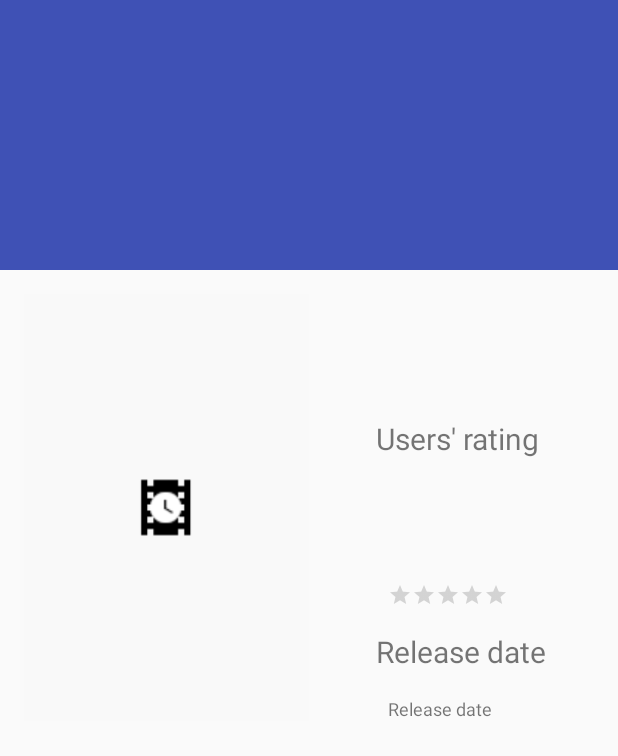
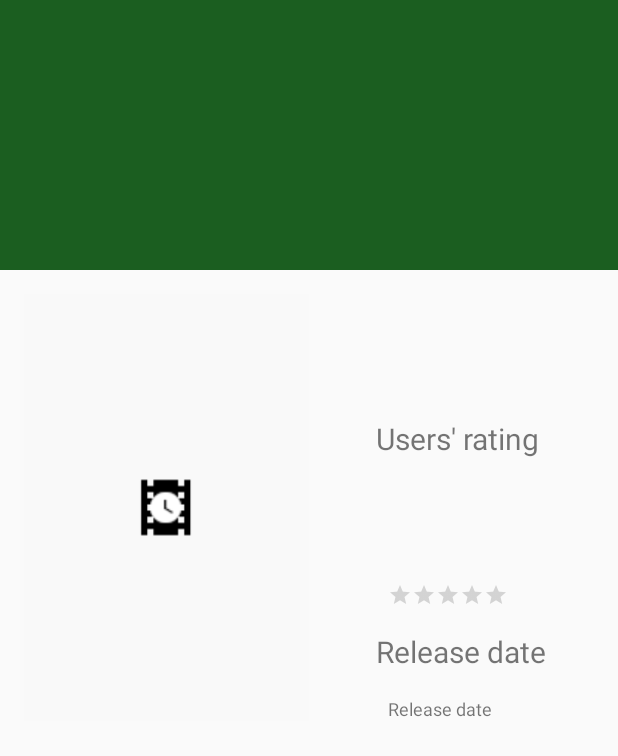
Before and after one commit to Artenes/popular-movies, an Android app: the DetailsActivity screen opened directly, with no data from a screen before it, on a phone screen of 412 x 824 dp. Shown: the top 756 px of the screen. Run offline under Robolectric (Android 15) with nearby library versions, the phone set to English and light mode, and no system bars; our stand-ins replace Picasso; network calls fail; pictures from the network do not load; 1 statement that could not run was skipped.

Commit message:
Change style color

```diff
--- a/app/src/main/res/values/colors.xml
+++ b/app/src/main/res/values/colors.xml
@@ -1,6 +1,6 @@
 <?xml version="1.0" encoding="utf-8"?>
 <resources>
-    <color name="colorPrimary">#3F51B5</color>
-    <color name="colorPrimaryDark">#303F9F</color>
-    <color name="colorAccent">#FF4081</color>
+    <color name="colorPrimary">#1b5e20</color>
+    <color name="colorPrimaryDark">#003300</color>
+    <color name="colorAccent">#4c8c4a</color>
 </resources>
```
